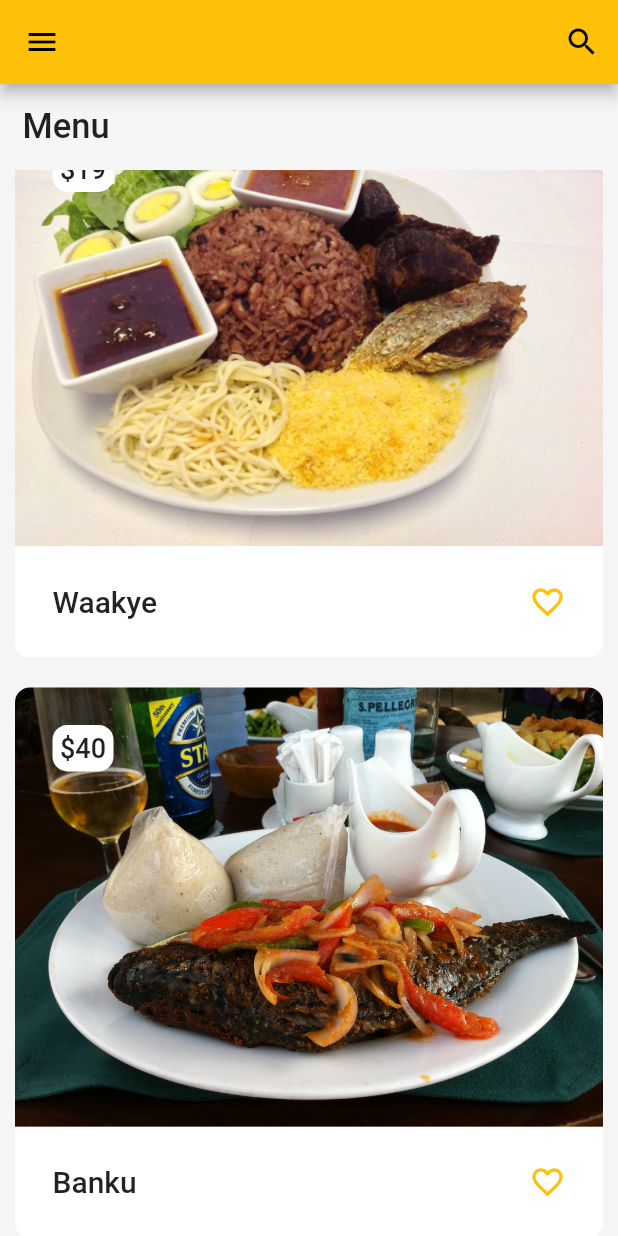
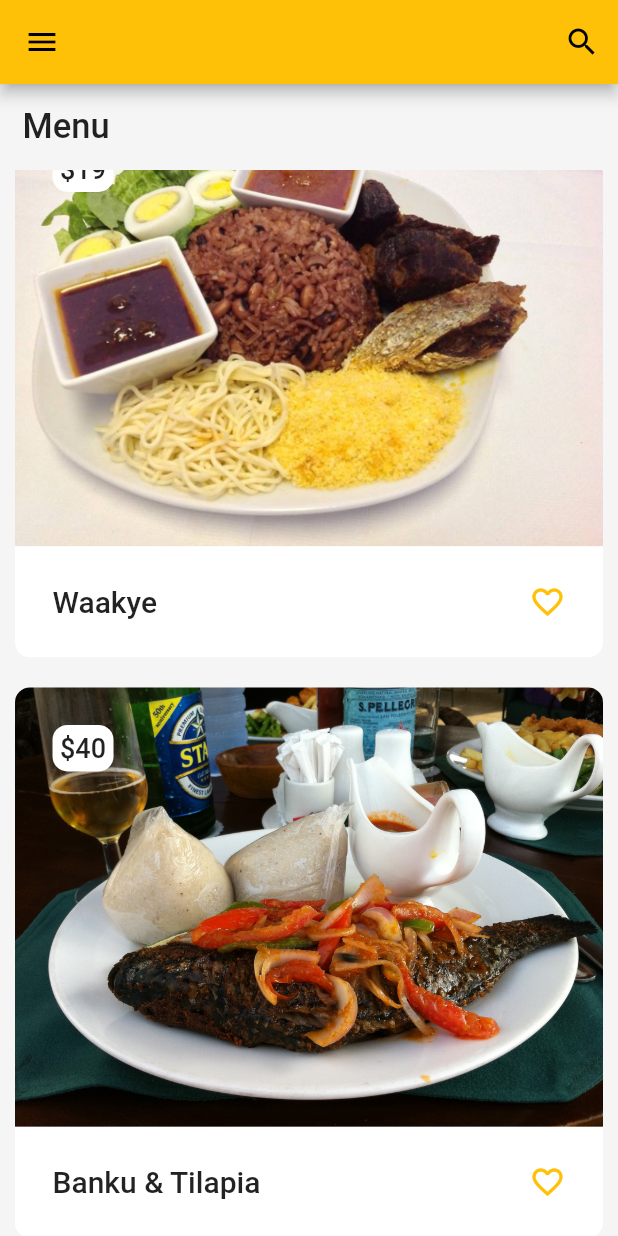
Before and after one commit to LawrenciaDzifa/Restaurant-Fooddetail-UI, a Flutter app: the screen it shows after launch, scrolled down 576 dp, on a phone screen of 412 x 824 dp. Run offline on Flutter 3.47's test engine with Material 2 defaults, Android fonts, the phone set to English and light mode, and no system bars.

Commit message:
model update

```diff
--- a/lib/model/food_bank.dart
+++ b/lib/model/food_bank.dart
@@ -9,33 +9,32 @@ class Food {
 
 List<Food> getAllFoods() => [
       Food(
-          name: 'Egg Surfer',
+          name: 'Beef Burger',
           price: '\$2.99',
           description:
-              'Lorem ipsum dolor sit amet, consectetur adipiscing elit, sed do eiusmod tempor incididunt ut labore et dolore magna aliqua. ',
+              'Tasty, delicious, and will get you craving more on the first bite. Juicy, mouthwatering, tasty, and everything you’d ever want to savor. ',
           image: 'assets/images/sandwich1.jpg'),
       Food(
           name: 'Jollof',
           price: '\$14.99',
-          description:
-              'Lorem ipsum dolor sit amet, consectetur adipiscing elit, sed do eiusmod tempor incididunt ut labore et dolore magna aliqua. ',
+          description: 'Enjoy this rich, healty and tasty assorted dish. ',
           image: 'assets/images/jollof.jpg'),
       Food(
           name: 'Fried Rice',
           price: '\$34.99',
           description:
-              'Lorem ipsum dolor sit amet, consectetur adipiscing elit, sed do eiusmod tempor incididunt ut labore et dolore magna aliqua. ',
+              'This vegetarian dish includes lots of vegetables and sauces giving it a unique tempting flavor and color.  ',
           image: 'assets/images/friedrice.jpg'),
       Food(
           name: 'Waakye',
           price: '\$19',
           description:
-              'Lorem ipsum dolor sit amet, consectetur adipiscing elit, sed do eiusmod tempor incididunt ut labore et dolore magna aliqua. ',
+              'Enjoy this rich Ghanaian traditional rice and beans dish. ',
           image: 'assets/images/waakye.png'),
       Food(
-          name: 'Banku',
+          name: 'Banku & Tilapia',
           price: '\$40',
           description:
-              'Lorem ipsum dolor sit amet, consectetur adipiscing elit, sed do eiusmod tempor incididunt ut labore et dolore magna aliqua. ',
+              'A delicious fusion of African and Western recipes and tastes.',
           image: 'assets/images/banku.jpg'),
     ];
--- a/lib/screens/cart.dart
+++ b/lib/screens/cart.dart
@@ -1,7 +1,5 @@
 import 'package:flutter/material.dart';
-import 'package:provider/provider.dart';
 import 'package:restaurant_ui/constants.dart';
-import 'package:restaurant_ui/providers/cart_provider.dart';
 
 class Cart extends StatefulWidget {
   // const Cart({ Key? key }) : super(key: key);
--- a/lib/screens/food_details.dart
+++ b/lib/screens/food_details.dart
@@ -97,12 +97,9 @@ class _FoodDetailsState extends State<FoodDetails> {
                       mainAxisAlignment: MainAxisAlignment.spaceBetween,
                       children: [
                         CountButtonView(),
-                        // SizedBox(width: 60.0),
                         Container(
                           padding: EdgeInsets.symmetric(
                               horizontal: 8.0, vertical: 15.0),
-                          margin: EdgeInsets.only(right: 6.0),
-                          //width: MediaQuery.of(context).size.width * 0.1,
                           decoration: BoxDecoration(
                               color: Colors.amber,
                               borderRadius: BorderRadius.circular(15)),
--- a/lib/screens/home.dart
+++ b/lib/screens/home.dart
@@ -1,5 +1,4 @@
 import 'package:flutter/material.dart';
-import 'package:restaurant_ui/model/food_bank.dart';
 import 'package:restaurant_ui/widgets/food_card.dart';
 
 class MainHome extends StatefulWidget {
--- a/lib/widgets/food_card.dart
+++ b/lib/widgets/food_card.dart
@@ -1,7 +1,5 @@
 import 'package:flutter/material.dart';
-import 'package:provider/provider.dart';
 import 'package:restaurant_ui/model/food_bank.dart';
-import 'package:restaurant_ui/providers/cart_provider.dart';
 import 'package:restaurant_ui/screens/food_details.dart';
 
 class Meal extends StatefulWidget {
```
